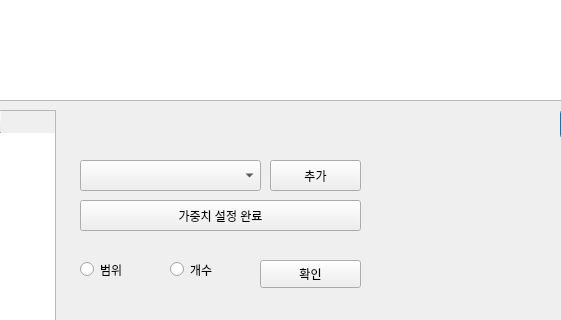
YunNahye/InterfaceProject, file uisample.ui: the form before one commit; both pictures show x 210 to 771 and y 240 to 560 of the 876 by 664 pixel window.
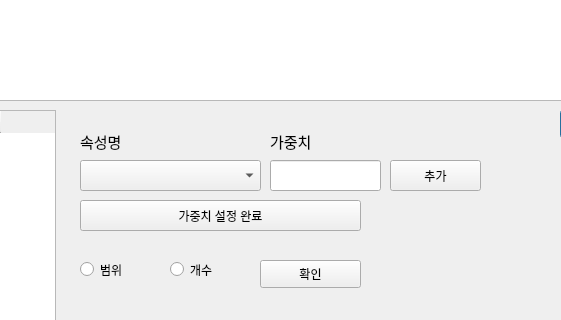
The form after the commit.

Commit message: create addProperty method in mainwindow.py, 테이블위젯에 항목 추가 기능 구현

```diff
--- a/uisample.ui
+++ b/uisample.ui
@@ -95,7 +95,7 @@
   <widget class="QPushButton" name="pushButton_2">
    <property name="geometry">
     <rect>
-     <x>480</x>
+     <x>600</x>
      <y>400</y>
      <width>91</width>
      <height>31</height>
@@ -131,6 +131,42 @@
     <string>확인</string>
    </property>
   </widget>
+  <widget class="QLineEdit" name="weightInput">
+   <property name="geometry">
+    <rect>
+     <x>480</x>
+     <y>400</y>
+     <width>111</width>
+     <height>31</height>
+    </rect>
+   </property>
+  </widget>
+  <widget class="QLabel" name="label">
+   <property name="geometry">
+    <rect>
+     <x>290</x>
+     <y>370</y>
+     <width>71</width>
+     <height>21</height>
+    </rect>
+   </property>
+   <property name="text">
+    <string>&lt;html&gt;&lt;head/&gt;&lt;body&gt;&lt;p&gt;&lt;span style=&quot; font-size:11pt;&quot;&gt;속성명&lt;/span&gt;&lt;/p&gt;&lt;/body&gt;&lt;/html&gt;</string>
+   </property>
+  </widget>
+  <widget class="QLabel" name="label_2">
+   <property name="geometry">
+    <rect>
+     <x>480</x>
+     <y>370</y>
+     <width>71</width>
+     <height>21</height>
+    </rect>
+   </property>
+   <property name="text">
+    <string>&lt;html&gt;&lt;head/&gt;&lt;body&gt;&lt;p&gt;&lt;span style=&quot; font-size:11pt;&quot;&gt;가중치&lt;/span&gt;&lt;/p&gt;&lt;/body&gt;&lt;/html&gt;</string>
+   </property>
+  </widget>
  </widget>
  <resources/>
  <connections/>
```
Left out of the diff: 4 changed lines with no effect on the pictures. The commit also changes 1 other file.
